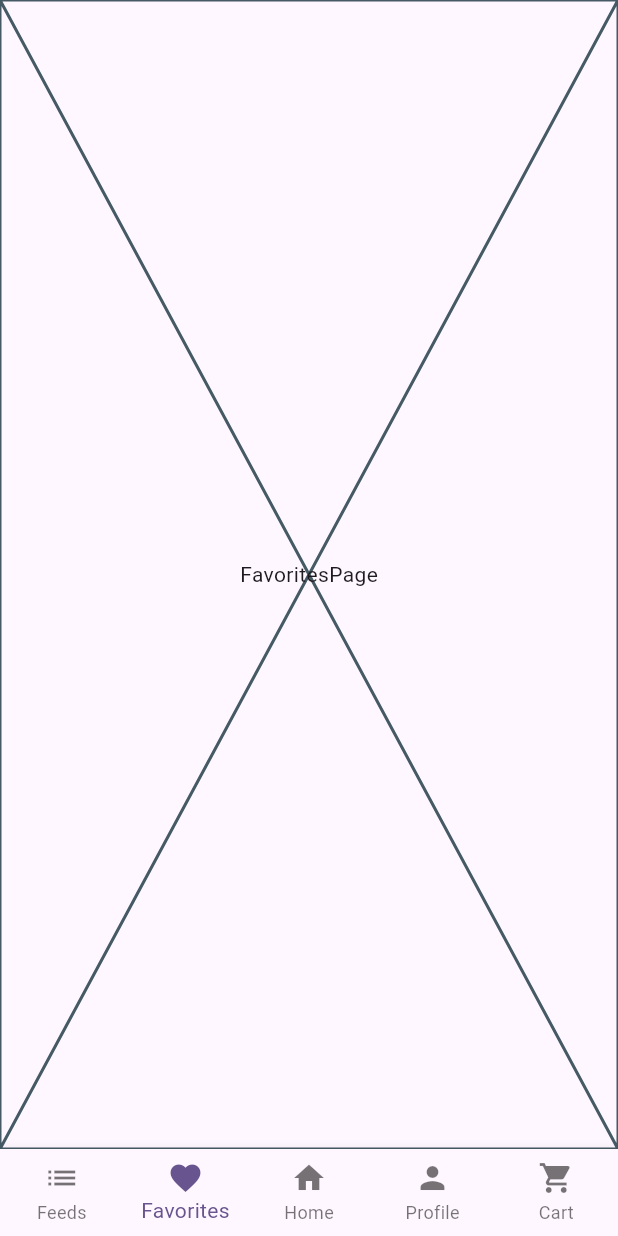
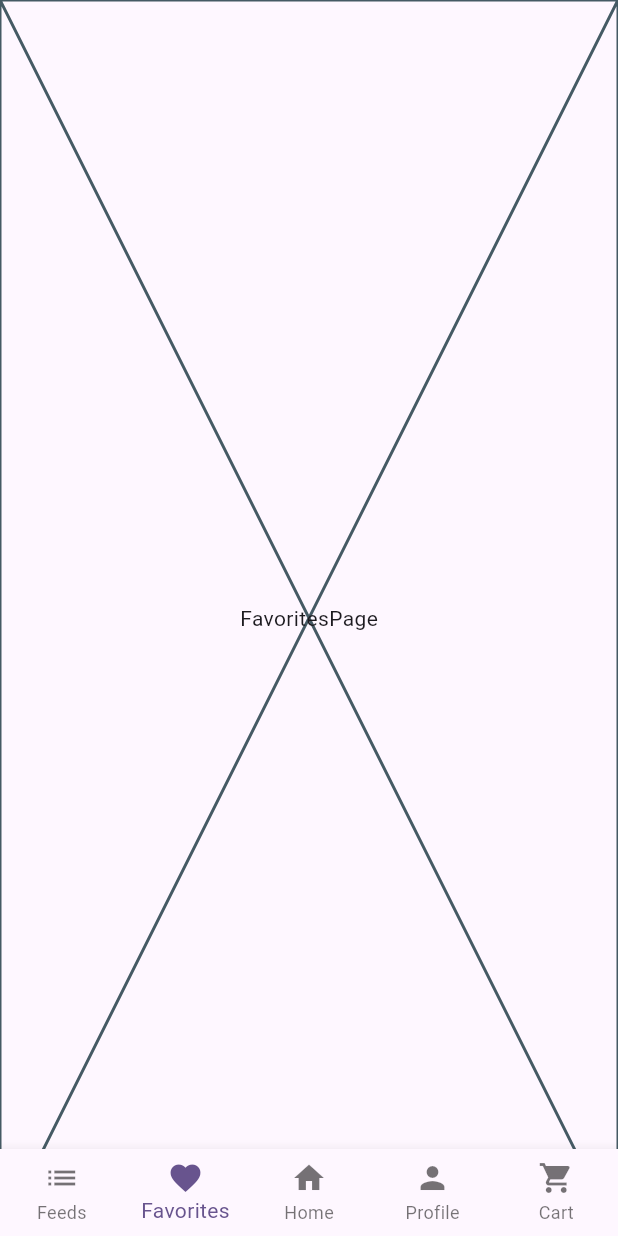
Before and after one commit to sultanmyrza/malina-consumer-app, a Flutter app: the screen it shows after launch, item 2 of the bottom bar chosen, on a phone screen of 412 x 824 dp. Run offline on Flutter 3.47's test engine with Material 3 defaults, Android fonts, the phone set to English and light mode, and no system bars; our stand-ins replace flutter_svg, rxdart; missing offline and left inert: mobile_scanner.

Commit message:
WIP: Move BottomNavigationBar to Scaffold body
Restructured HomePage widget to place the BottomNavigationBar within the Scaffold body instead of the bottomNavigationBar property. This change allows for future flexibility in displaying widgets over the bottom navigation bar.

```diff
--- a/lib/features/home/home_page.dart
+++ b/lib/features/home/home_page.dart
@@ -32,11 +32,17 @@ class _HomePageState extends State<HomePage> {
   @override
   Widget build(BuildContext context) {
     return Scaffold(
-      body: IndexedStack(
+      body: Stack(
+        children: [
+          IndexedStack(
             index: _currentIndex, // Current index
             children: _pages, // List of pages
           ),
-      bottomNavigationBar: BottomNavigationBar(
+          Positioned(
+            left: 0,
+            right: 0,
+            bottom: 0,
+            child: BottomNavigationBar(
               onTap: onTabTapped,
               currentIndex: _currentIndex,
               items: const [
@@ -61,7 +67,11 @@ class _HomePageState extends State<HomePage> {
                   label: 'Cart',
                 ),
               ],
-        type: BottomNavigationBarType.fixed, // Ensures all items are visible
+              type: BottomNavigationBarType
+                  .fixed, // Ensures all items are visible
+            ),
+          ),
+        ],
       ),
     );
   }
--- a/lib/features/home/home_tab/home/home_page.dart
+++ b/lib/features/home/home_tab/home/home_page.dart
@@ -40,7 +40,7 @@ class HomeTabPage extends StatelessWidget {
               ),
               const SizedBox(height: 30), // Spacing for bottom space
               const ComingSoonSection(),
-              const SizedBox(height: 30), // Bottom padding
+              const SizedBox(height: 90), // Bottom padding to
             ],
           ),
         ),
```
Lines whose indentation alone changed are shown as unchanged.
